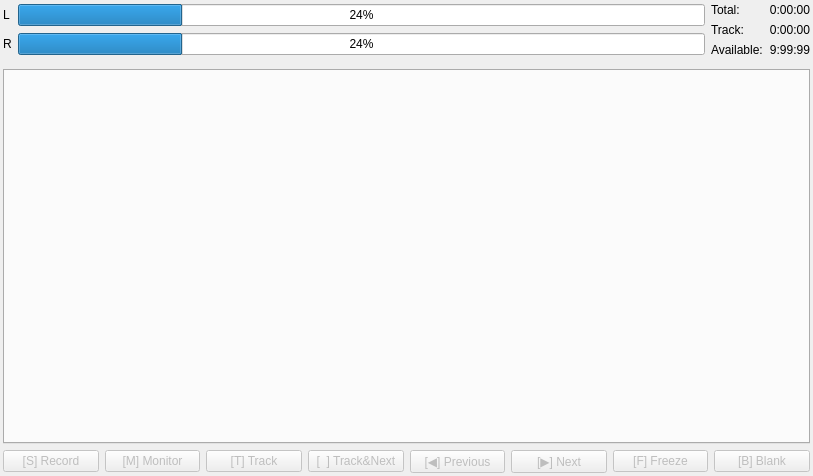
Before: the Qt Designer form main/mainwindow.ui in genosse-einhorn/FishyRecorder, drawn with Qt 5.
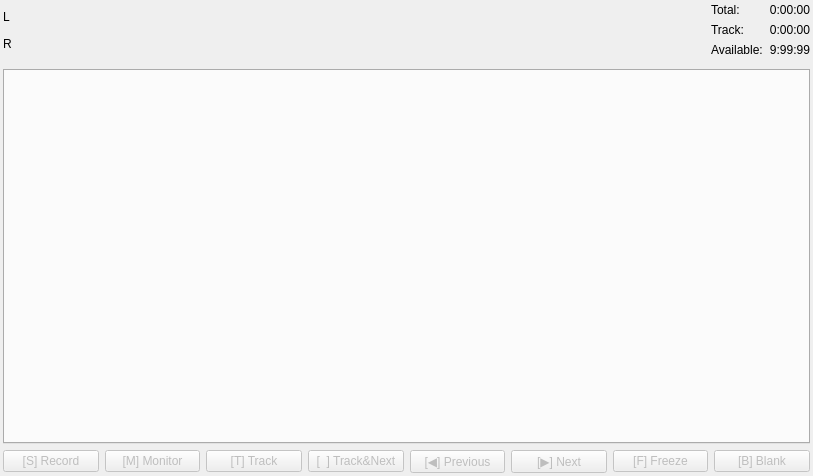
After: the same form once the commit is applied. Custom widgets are drawn as their Qt base class.

```diff
--- a/main/mainwindow.ui
+++ b/main/mainwindow.ui
@@ -47,15 +47,23 @@
      <layout class="QHBoxLayout" name="horizontalLayout">
       <item>
        <layout class="QGridLayout" name="gridLayout">
-        <item row="1" column="2">
-         <widget class="FancyProgressBar" name="levelR">
-          <property name="value">
-           <number>24</number>
-          </property>
-         </widget>
-        </item>
+        <property name="topMargin">
+         <number>6</number>
+        </property>
+        <property name="bottomMargin">
+         <number>6</number>
+        </property>
+        <property name="verticalSpacing">
+         <number>12</number>
+        </property>
         <item row="1" column="0">
          <widget class="QLabel" name="label">
+          <property name="sizePolicy">
+           <sizepolicy hsizetype="Preferred" vsizetype="Minimum">
+            <horstretch>0</horstretch>
+            <verstretch>0</verstretch>
+           </sizepolicy>
+          </property>
           <property name="text">
            <string>R</string>
           </property>
@@ -63,15 +71,34 @@
         </item>
         <item row="0" column="0">
          <widget class="QLabel" name="label_2">
+          <property name="sizePolicy">
+           <sizepolicy hsizetype="Preferred" vsizetype="Minimum">
+            <horstretch>0</horstretch>
+            <verstretch>0</verstretch>
+           </sizepolicy>
+          </property>
           <property name="text">
            <string>L</string>
           </property>
          </widget>
         </item>
-        <item row="0" column="2">
-         <widget class="FancyProgressBar" name="levelL">
-          <property name="value">
-           <number>24</number>
+        <item row="0" column="1">
+         <widget class="FancyProgressBar" name="levelL" native="true">
+          <property name="sizePolicy">
+           <sizepolicy hsizetype="MinimumExpanding" vsizetype="Minimum">
+            <horstretch>0</horstretch>
+            <verstretch>0</verstretch>
+           </sizepolicy>
+          </property>
+         </widget>
+        </item>
+        <item row="1" column="1">
+         <widget class="FancyProgressBar" name="levelR" native="true">
+          <property name="sizePolicy">
+           <sizepolicy hsizetype="MinimumExpanding" vsizetype="Minimum">
+            <horstretch>0</horstretch>
+            <verstretch>0</verstretch>
+           </sizepolicy>
           </property>
          </widget>
         </item>
@@ -329,7 +356,7 @@
   </customwidget>
   <customwidget>
    <class>FancyProgressBar</class>
-   <extends>QProgressBar</extends>
+   <extends>QWidget</extends>
    <header>main/fancyprogressbar.h</header>
   </customwidget>
  </customwidgets>
```
Left out of the diff: 37 changed lines with no effect on the pictures.
